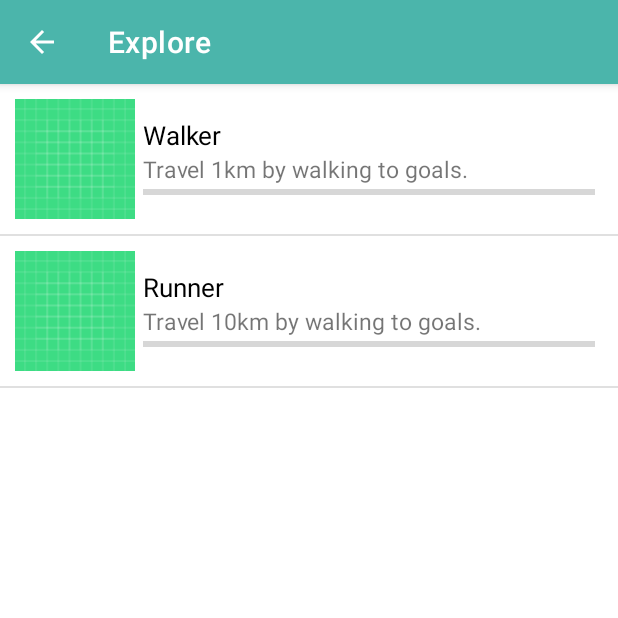
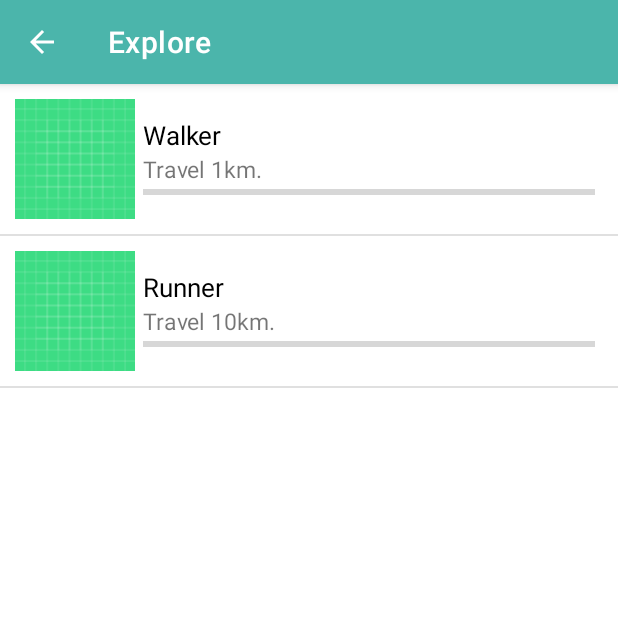
Before and after one commit to veglinus/Explore, an Android app: the AchievementsActivity screen opened directly, with no data from a screen before it, on a phone screen of 412 x 824 dp, the top half of it. Run offline under Robolectric (Android 15) with nearby library versions, the light colour scheme and no system bars.

Commit message:
Testing and small fixes, achievements work now aswell

```diff
--- a/app/src/main/java/se/umu/lihv0010/explore/Achievements.kt
+++ b/app/src/main/java/se/umu/lihv0010/explore/Achievements.kt
@@ -8,8 +8,8 @@ class Achievements(ctx: Context) {
         "preferences", Context.MODE_PRIVATE
     )
 
-    val achievementList = arrayListOf<Achievement>(
-        Achievement("Walker", "Travel 1km by walking to goals.", 1000, prefs.getInt("points", 0)),
-        Achievement("Runner", "Travel 10km by walking to goals.", 10000,  prefs.getInt("points", 0))
+    val achievementList = arrayListOf(
+        Achievement("Walker", "Travel 1km.", 1000, prefs.getInt("totalDistanceTravelled", 0)),
+        Achievement("Runner", "Travel 10km.", 10000,  prefs.getInt("totalDistanceTravelled", 0))
     )
 }
--- a/app/src/main/java/se/umu/lihv0010/explore/FogOverlay.kt
+++ b/app/src/main/java/se/umu/lihv0010/explore/FogOverlay.kt
@@ -52,7 +52,6 @@ class FogOverlay(val context: Context) : Overlay() {
             // Draw the bitmap onto the canvas using PorterDuff.Mode.DST_IN
             c?.drawBitmap(bitmap, 0f, 0f, overlayPaint)
             //colorFog(c, osmv)
-
 
             bitmap.recycle() // Recycle the bitmap
         }
--- a/app/src/main/java/se/umu/lihv0010/explore/Game.kt
+++ b/app/src/main/java/se/umu/lihv0010/explore/Game.kt
@@ -136,7 +136,11 @@ class Game(inputMap: MapView) {
         }
     }
 
-
+    fun addTravelledDistance(oldPoint: GeoPoint, newPoint: GeoPoint) {
+        val meters = oldPoint.distanceToAsDouble(newPoint)
+        totalDistanceTravelled += meters.toInt()
+        Log.d(tag, "Total distance travelled: $totalDistanceTravelled")
+    }
 
     private fun addPoints(worth: Int) { // Used for adding to points total
         points.value = points.value!! + worth
--- a/app/src/main/java/se/umu/lihv0010/explore/Goal.kt
+++ b/app/src/main/java/se/umu/lihv0010/explore/Goal.kt
@@ -10,7 +10,6 @@ class Goal(mapView: MapView,
            distanceAway: Double,
            inputPosition: GeoPoint? = null,
         ) : Marker(mapView) {
-    // TODO: Make it so we can initialize this class manually
     var worth = distanceAway.toInt()
     private val goalGenerator = GoalGenerator(mapView)
 
--- a/app/src/main/java/se/umu/lihv0010/explore/LocationService.kt
+++ b/app/src/main/java/se/umu/lihv0010/explore/LocationService.kt
@@ -95,6 +95,7 @@ class LocationService : Service() {
     private val locationListener: LocationListener = LocationListener { location -> // Log the current location
         val newLocation = GeoPoint(location.latitude, location.longitude)
         if (newLocation != latestLocation) {
+            game.addTravelledDistance(latestLocation, newLocation)
             //Log.d(tag, "New location is not last location. Checking for goal.")
             latestLocation = newLocation
             game.checkIfGoalReached(newLocation)
--- a/app/src/main/java/se/umu/lihv0010/explore/OverlaysHandler.kt
+++ b/app/src/main/java/se/umu/lihv0010/explore/OverlaysHandler.kt
@@ -19,9 +19,9 @@ class OverlaysHandler(private val map: MapView) {
     val myLocationOverlay = MyLocationNewOverlay(provider, MainActivity.map)
 
     fun setup() {
+        showFog()
         showSavedMapData()
         showMyLocationMarker()
-        showFog()
     }
 
     fun showSavedMapData() {
```
Also changed, not shown: app/build.gradle (+5 -4 lines), app/src/main/res/drawable/ic_flag_checkered.xml (+11 -3 lines), 1 other file.
